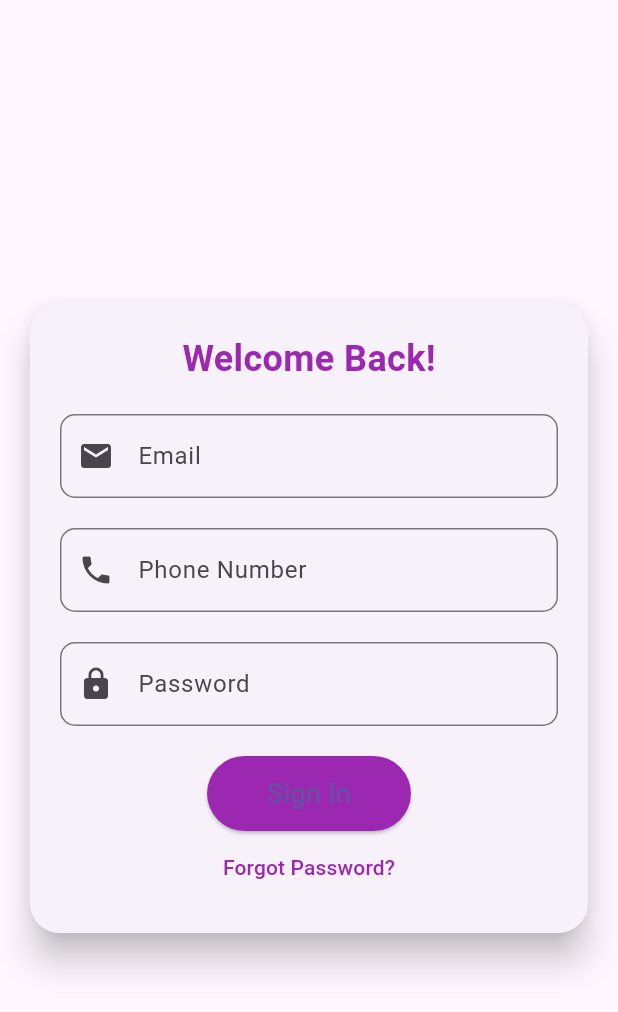
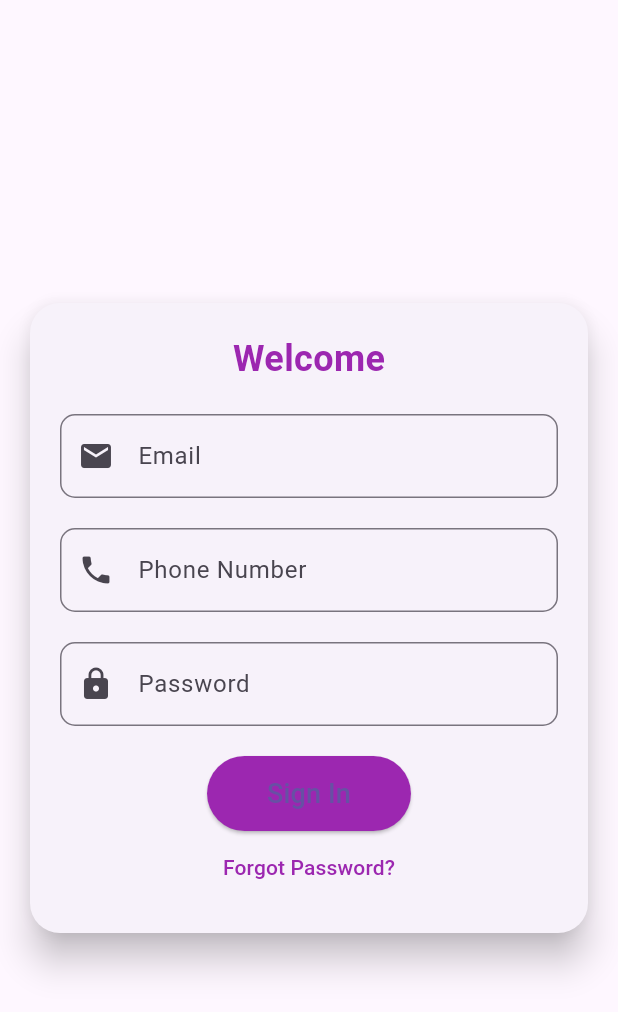
Before and after one commit to Aniudupa15/Abhayam, a Flutter app: the screen it shows after launch, after a tap on "Get Started", on a phone screen of 412 x 824 dp. Shown: the top 1012 px of the screen. Run offline on Flutter 3.47's test engine with Material 3 defaults, Android fonts, the phone set to English and light mode, and no system bars; our stand-ins replace location, youtube_player_flutter.

Commit message:
login changes

```diff
--- a/lib/login_screen.dart
+++ b/lib/login_screen.dart
@@ -19,7 +19,7 @@ class LoginScreen extends StatelessWidget {
                 children: [
                   // Title
                   Text(
-                    'Welcome Back!',
+                    'Welcome',
                     style: TextStyle(
                       fontSize: 24,
                       fontWeight: FontWeight.bold,
```
